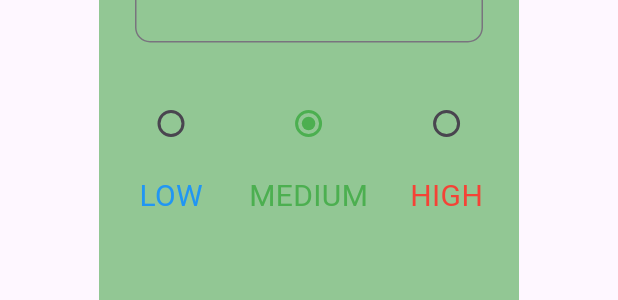
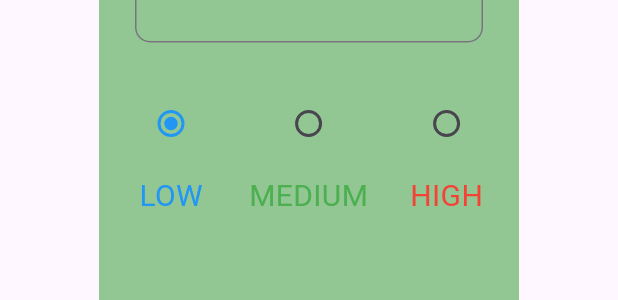
Before and after one commit to Abduakrim/Todo-app, a Flutter app: the TaskAlertDialogWidget widget shown alone on an empty page, opened directly with empty values, on a phone screen of 412 x 824 dp. Shown: the part 412-712 px from the top of the screen. Run offline on Flutter 3.47's test engine with Material 3 defaults, Android fonts, the phone set to English and light mode, and no system bars; our stand-ins replace drift, flutter_hooks, gap, hooks_riverpod; accounts and stored records are empty; generated files the repository leaves out were written again.

Commit message:
fix the bug in editing dialog

```diff
--- a/lib/screens/tasks_screen.dart
+++ b/lib/screens/tasks_screen.dart
@@ -36,6 +36,8 @@ class TasksScreen extends HookConsumerWidget {
       body: Padding(
         padding: EdgeInsets.all(15),
         child: RefreshIndicator.adaptive(
+          color: Colors.lightGreen,
+          backgroundColor: Colors.green,
           onRefresh: () async => ref.invalidate(getAllTasksProvider),
           child: Stack(
             children: [
--- a/lib/widgets/add_task_widget.dart
+++ b/lib/widgets/add_task_widget.dart
@@ -27,6 +27,7 @@ class AddTaskWidget extends HookConsumerWidget {
             context: context,
             builder: (context) {
               return TaskAlertDialogWidget(
+                importance: 1,
                 titleTextController: titleTextController,
                 descriptionTextController: descriptionTextController,
                 onPressed: () {
--- a/lib/widgets/task_alert_dialog_widget.dart
+++ b/lib/widgets/task_alert_dialog_widget.dart
@@ -6,11 +6,13 @@ import 'package:gap/gap.dart';
 import 'package:hooks_riverpod/hooks_riverpod.dart';
 
 class TaskAlertDialogWidget extends HookConsumerWidget {
+  final int importance;
   const TaskAlertDialogWidget({
     super.key,
     required this.titleTextController,
     required this.descriptionTextController,
     required this.onPressed,
+    required this.importance,
   });
 
   final TextEditingController titleTextController;
@@ -32,9 +34,24 @@ class TaskAlertDialogWidget extends HookConsumerWidget {
             Row(
               mainAxisAlignment: MainAxisAlignment.spaceBetween,
               children: [
-                TaskRadioWidget(value: 0, title: 'LOW', color: Colors.blue),
-                TaskRadioWidget(value: 1, title: 'MEDIUM', color: Colors.green),
-                TaskRadioWidget(value: 3, title: 'HIGH', color: Colors.red),
+                TaskRadioWidget(
+                  value: 0,
+                  title: 'LOW',
+                  color: Colors.blue,
+                  initialGroup: importance,
+                ),
+                TaskRadioWidget(
+                  value: 1,
+                  title: 'MEDIUM',
+                  color: Colors.green,
+                  initialGroup: importance,
+                ),
+                TaskRadioWidget(
+                  value: 3,
+                  title: 'HIGH',
+                  color: Colors.red,
+                  initialGroup: importance,
+                ),
               ],
             ),
           ],
--- a/lib/widgets/task_radio_widget.dart
+++ b/lib/widgets/task_radio_widget.dart
@@ -1,5 +1,6 @@
 import 'package:drift_todo/providers/tasks_provider.dart';
 import 'package:flutter/material.dart';
+import 'package:flutter_hooks/flutter_hooks.dart';
 import 'package:gap/gap.dart';
 import 'package:hooks_riverpod/hooks_riverpod.dart';
 
@@ -7,15 +8,25 @@ class TaskRadioWidget extends HookConsumerWidget {
   final int value;
   final String title;
   final Color color;
+  final int initialGroup;
   const TaskRadioWidget({
     super.key,
     required this.value,
     required this.title,
     required this.color,
+    this.initialGroup = 0,
   });
 
   @override
   Widget build(BuildContext context, WidgetRef ref) {
+    useEffect(() {
+      WidgetsBinding.instance.addPostFrameCallback((_) {
+        ref
+            .read(radioGroupValueProvider.notifier)
+            .update((state) => initialGroup);
+      });
+      return null;
+    }, []);
     return Column(
       children: [
         Radio(
--- a/lib/widgets/task_widget.dart
+++ b/lib/widgets/task_widget.dart
@@ -116,6 +116,7 @@ class TaskWidget extends HookConsumerWidget {
                       context: context,
                       builder:
                           (context) => TaskAlertDialogWidget(
+                            importance: task.importance,
                             titleTextController: titleTextController,
                             descriptionTextController:
                                 descriptionTextController,
```
